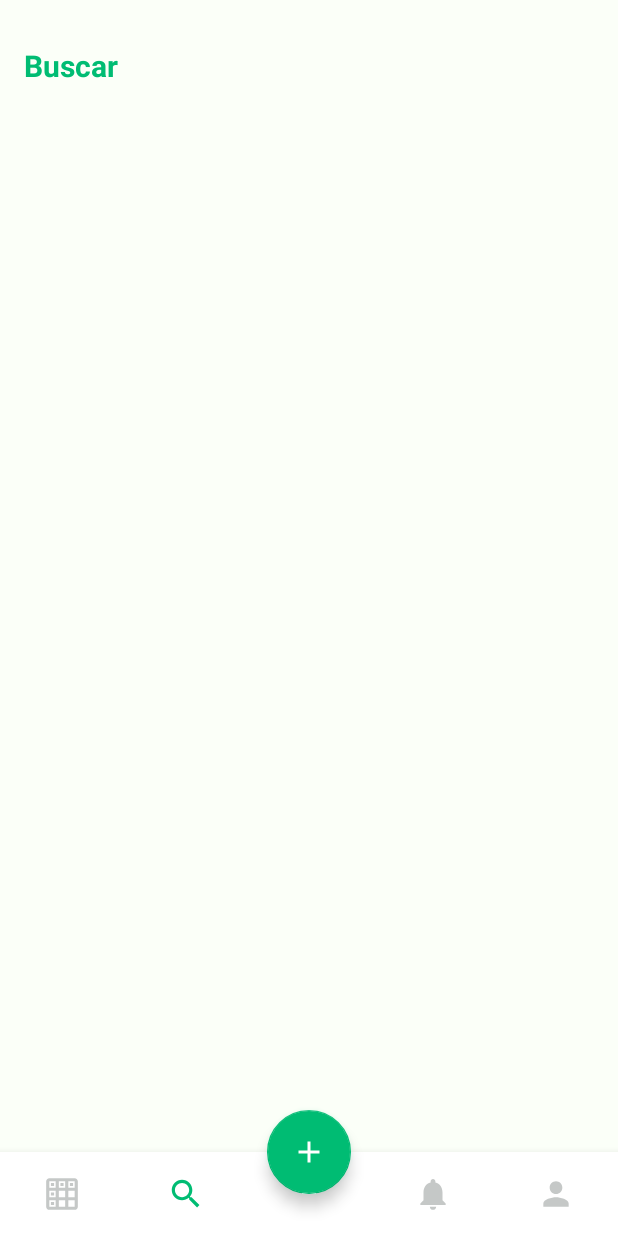
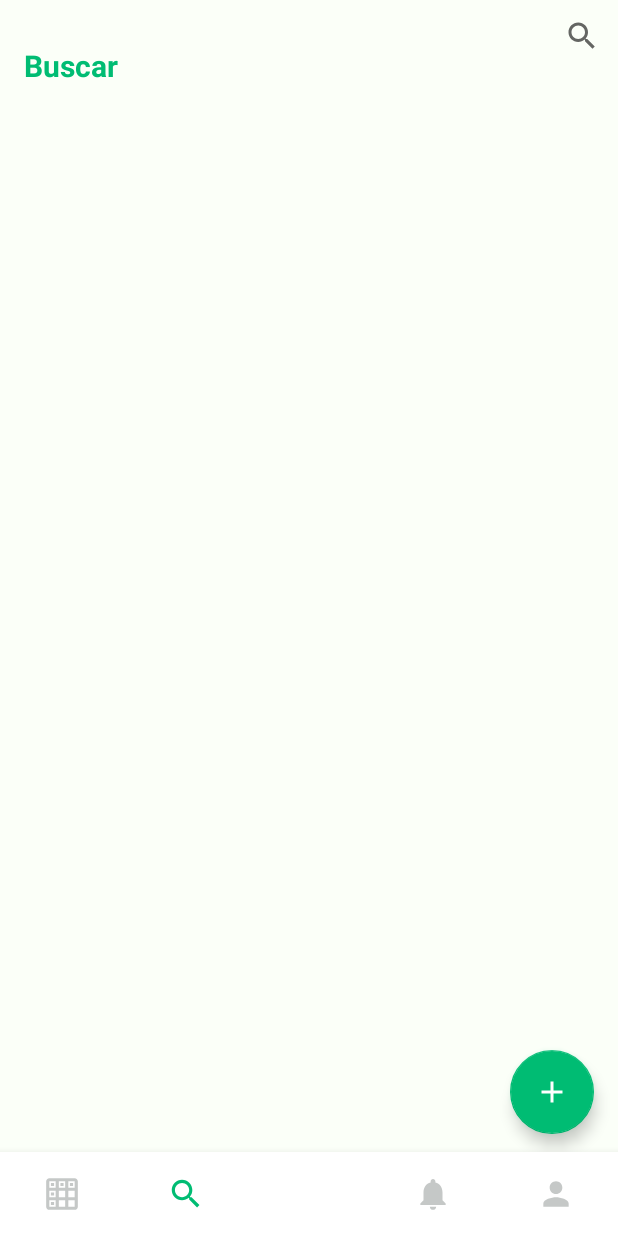
Before and after one commit to Javen17/herbario_nacional, an Android app: the screen it shows after launch (MainActivity), item 2 of the bottom bar chosen, on a phone screen of 412 x 824 dp. Run offline under Robolectric (Android 15) with nearby library versions, the phone set to English and light mode, and no system bars; our stand-ins replace Shimmer, Timber, navigation-ui; libraries missing offline, so code that uses them is left out: coil.api.load, com.faltenreich.skeletonlayout; pictures from the network do not load; 1 statement that could not run was skipped.

Commit message:
Moved FAB and added search button

```diff
--- a/app/src/main/res/layout/activity_main.xml
+++ b/app/src/main/res/layout/activity_main.xml
@@ -23,38 +23,49 @@
             app:defaultNavHost="true"
             app:navGraph="@navigation/main_navigation"/>
 
+        <com.google.android.material.floatingactionbutton.FloatingActionButton
+            android:id="@+id/addBtn"
+            android:layout_width="wrap_content"
+            android:layout_height="wrap_content"
+            android:layout_gravity="bottom"
+            android:layout_marginEnd="16dp"
+
+            android:layout_marginBottom="68dp"
+            android:onClick="showDataSheetOption"
+            android:outlineAmbientShadowColor="@color/colorPrimary"
+            android:src="@drawable/ic_add"
+            app:backgroundTint="@color/colorPrimary"
+            app:layout_constraintBottom_toBottomOf="parent"
+            app:layout_constraintEnd_toEndOf="parent"
+            app:tint="@android:color/white" />
+
         <com.google.android.material.bottomnavigation.BottomNavigationView
             android:id="@+id/bottom_navigation"
             android:layout_width="match_parent"
             android:layout_height="wrap_content"
+            android:background="@color/white"
+            app:itemIconSize="25dp"
+
+            app:itemIconTint="@drawable/bottom_navigation_colors"
+            app:itemTextColor="@drawable/bottom_navigation_colors"
+            app:labelVisibilityMode="unlabeled"
+            app:layout_behavior="@string/hide_bottom_view_on_scroll_behavior"
             app:layout_constraintBottom_toBottomOf="parent"
+            app:layout_constraintHorizontal_bias="0.0"
             app:layout_constraintLeft_toLeftOf="parent"
             app:layout_constraintRight_toRightOf="parent"
+            app:menu="@menu/bottom_navigation_menu" />
 
-            android:background="@color/white"
-            app:itemIconTint="@drawable/bottom_navigation_colors"
-            app:itemTextColor="@drawable/bottom_navigation_colors"
-            app:menu="@menu/bottom_navigation_menu"
-            app:labelVisibilityMode="unlabeled"
-            app:itemIconSize="25dp"
-            app:layout_behavior="@string/hide_bottom_view_on_scroll_behavior"
-        />
+        <SearchView
 
-        </androidx.constraintlayout.widget.ConstraintLayout>
-
-        <com.google.android.material.floatingactionbutton.FloatingActionButton
-            android:id="@+id/addBtn"
             android:layout_width="wrap_content"
             android:layout_height="wrap_content"
-            android:layout_gravity="center"
-            android:src="@drawable/ic_add"
+            app:layout_constraintEnd_toEndOf="parent"
+            app:layout_constraintLeft_toLeftOf="parent"
+            app:layout_constraintRight_toRightOf="parent" />
 
-            app:backgroundTint="@color/colorPrimary"
-            app:layout_anchor="@id/bottom_navigation"
-            app:layout_anchorGravity="top|center"
-            app:tint="@android:color/white"
-            android:onClick="showDataSheetOption"
-            android:outlineAmbientShadowColor="@color/colorPrimary"
-        />
+    </androidx.constraintlayout.widget.ConstraintLayout>
+
+
 
     </androidx.coordinatorlayout.widget.CoordinatorLayout>
```
Also changed, not shown: app/src/main/java/com/example/herbario_nacional/adapters/PlantAdapter.kt (+0 -7 lines), 20 other files.
